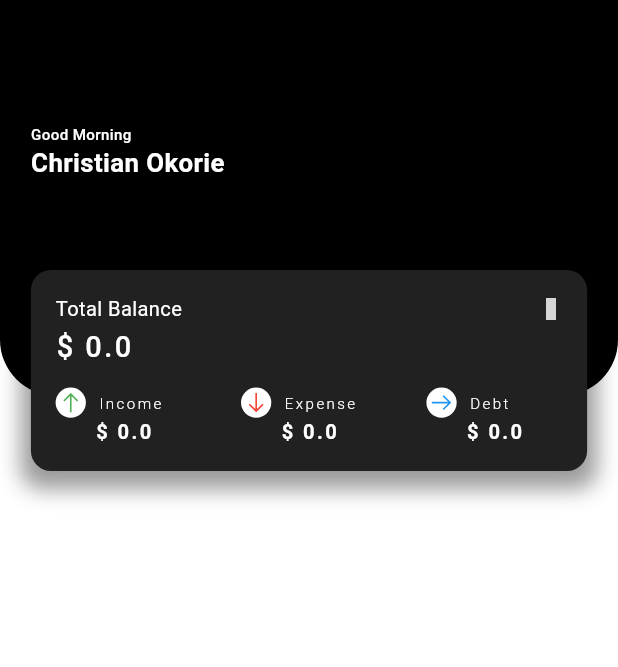
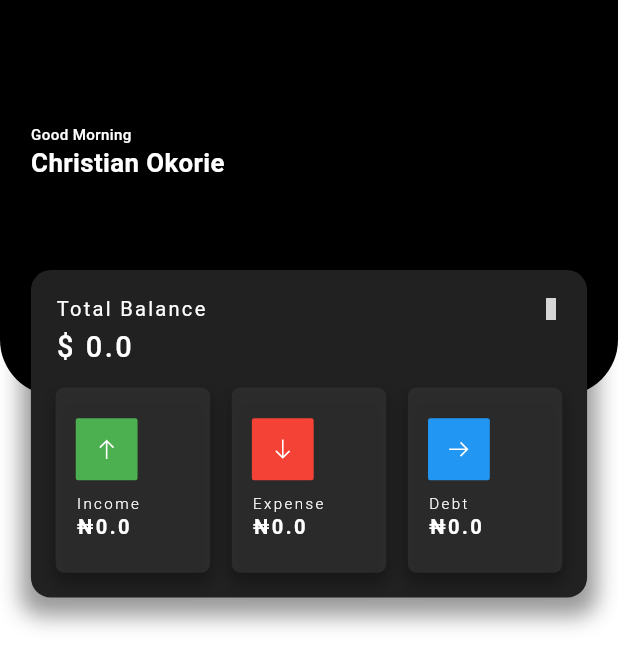
Before and after one commit to chrisokoriedev/finance_app_repo, a Flutter app: the DashboardHeader widget shown alone on an empty page, opened directly with empty values, on a phone screen of 412 x 824 dp. Shown: the top 667 px of the screen. Run offline on Flutter 3.47's test engine with Material 3 defaults, Android fonts, the phone set to English and light mode, and no system bars; drawn by our look-alikes of cached_network_image; our stand-ins replace cloud_firestore, dartz, firebase_auth, firebase_core, flutter_easyloading, flutter_riverpod and 10 more; accounts and stored records are empty; network calls fail; grey boxes are pictures that could not be loaded.

Commit message:
updated header

```diff
--- a/lib/features/HeaderDashboard/header.dart
+++ b/lib/features/HeaderDashboard/header.dart
@@ -120,6 +120,7 @@ class DashboardHeader extends ConsumerWidget {
                               style: TextStyle(
                                 color: AppColor.kWhitColor,
                                 fontSize: 15.sp,
+                                letterSpacing: 1.5,
                                 fontWeight: FontWeight.w400,
                               ),
                             ),
@@ -135,7 +136,7 @@ class DashboardHeader extends ConsumerWidget {
                           style: TextStyle(
                             color: AppColor.kWhitColor,
                             fontSize: 18.sp,
-                            letterSpacing: 1.6,
+                            letterSpacing: 1.7,
                             fontWeight: FontWeight.w500,
                           ),
                         ),
@@ -147,26 +148,26 @@ class DashboardHeader extends ConsumerWidget {
                                 'Income',
                                 LineIcon.arrowUp(
                                   size: 17.sp,
-                                color: AppColor.kGreenColor,
+                                  color: AppColor.kWhitColor,
                                 ),
                                 '${totals.state.totalIncome}',
-                            ),
+                                AppColor.kGreenColor),
                             _buildExpenseDashBoardComponent(
                                 'Expense',
                                 LineIcon.arrowDown(
                                   size: 17.sp,
-                                color: AppColor.kredColor,
+                                  color: AppColor.kWhitColor,
                                 ),
                                 '${totals.state.totalExpense}',
-                            ),
+                                AppColor.kredColor),
                             _buildExpenseDashBoardComponent(
                                 'Debt',
                                 LineIcon.arrowRight(
                                   size: 17.sp,
-                                color: AppColor.kBlueColor,
+                                  color: AppColor.kWhitColor,
                                 ),
                                 '${totals.state.totalDebt}',
-                            ),
+                                AppColor.kBlueColor),
                           ],
                         ),
                       ],
@@ -195,11 +196,12 @@ class DashboardHeader extends ConsumerWidget {
   }
 
   Widget _buildExpenseDashBoardComponent(
-      String title, Widget icon, String amount) {
+      String title, Widget icon, String amount, Color dataColor) {
     return BuildExpenseDashBoardComponent(
       title: title,
       icon: icon,
       amount: amount,
+      dataColor: dataColor,
     );
   }
 }
--- a/lib/features/homepage/hompage.dart
+++ b/lib/features/homepage/hompage.dart
@@ -25,7 +25,7 @@ class HomePage extends ConsumerWidget {
                 slivers: [
                   SliverToBoxAdapter(
                     child: SizedBox(
-                        height: 45.h, child: DashboardHeader(pageCntrl)),
+                        height: 52.h, child: DashboardHeader(pageCntrl)),
                   ),
                   SliverToBoxAdapter(
                     child: Padding(
--- a/lib/utils/const.dart
+++ b/lib/utils/const.dart
@@ -23,26 +23,44 @@ class BuildExpenseDashBoardComponent extends StatelessWidget {
   final String title;
   final Widget icon;
   final String amount;
+  final Color dataColor;
 
   const BuildExpenseDashBoardComponent({
     super.key,
     required this.title,
     required this.icon,
     required this.amount,
+    required this.dataColor,
   });
 
   @override
   Widget build(BuildContext context) {
-    return SizedBox(
-      width: 22.w,
+    return Container(
+      width: 25.w,
+      height: 15.h,
+      alignment: Alignment.centerLeft,
+      padding: EdgeInsets.symmetric(
+        horizontal: 15.sp,
+      ),
+      decoration: BoxDecoration(
+          color: const Color.fromARGB(255, 48, 47, 47).withOpacity(0.8),
+          borderRadius: BorderRadius.circular(10.sp),
+          boxShadow: [
+            BoxShadow(
+                color: AppColor.kBlackColor.withOpacity(0.3),
+                blurRadius: 12.sp,
+                spreadRadius: 4.sp,
+                offset: const Offset(0, 6))
+          ]),
       child: Column(
         crossAxisAlignment: CrossAxisAlignment.start,
+        mainAxisAlignment: MainAxisAlignment.center,
         children: [
-          Row(
-            children: [
-              CircleAvatar(
-                  radius: 13.sp,
-                  backgroundColor: AppColor.kWhitColor,
+          Container(
+              width: 10.w,
+              height: 5.h,
+              decoration: BoxDecoration(
+                  borderRadius: BorderRadius.circular(5.sp), color: dataColor),
               child: icon),
           Gap(2.w),
           Text(
@@ -52,19 +70,14 @@ class BuildExpenseDashBoardComponent extends StatelessWidget {
                 fontSize: 13.sp,
                 letterSpacing: 1.6,
                 fontWeight: FontWeight.w300),
-              )
-            ],
           ),
-          Padding(
-            padding: EdgeInsets.only(left: 21.sp),
-            child: Text(
-              '\$ $amount',
+          Text(
+            '₦$amount',
             style: TextStyle(
                 color: AppColor.kWhitColor,
                 fontSize: 15.sp,
                 letterSpacing: 1.6,
                 fontWeight: FontWeight.w600),
-            ),
           )
         ],
       ),
```
Lines whose indentation alone changed are shown as unchanged.
